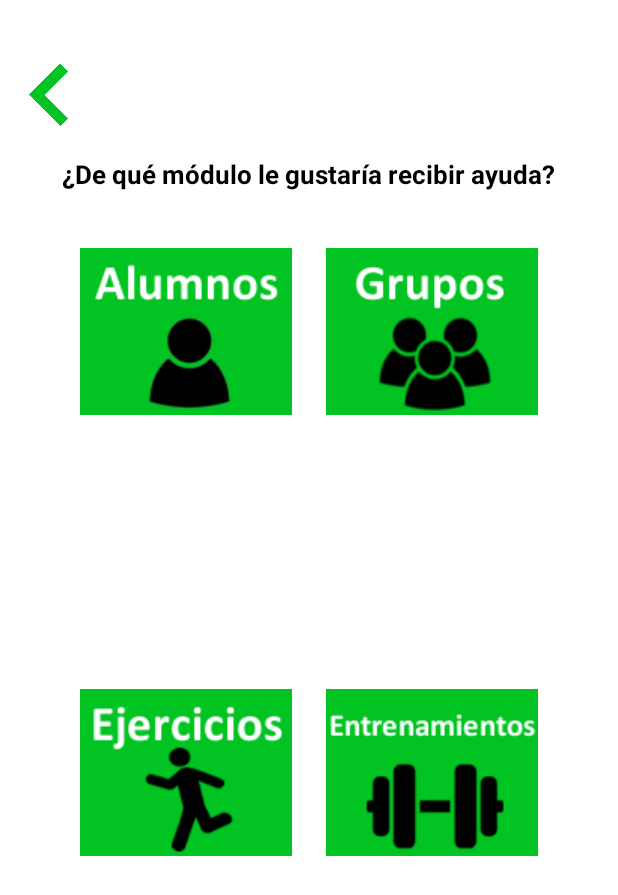
After one commit to victor-saru/ProyectoFinal, an Android app: the layout activity_ayuda.xml on its own in the app's theme, with its tools: preview values and no code run, on a phone screen of 412 x 824 dp. The commit adds this screen. Shown: the top 895 px of the screen. Run offline under Robolectric (Android 15) with nearby library versions, the phone set to English and light mode, and no system bars; network calls fail.

Commit message:
Ayuda empezada

```diff
--- /dev/null
+++ b/CoachManager/app/src/main/res/layout/activity_ayuda.xml
@@ -0,0 +1,76 @@
+<?xml version="1.0" encoding="utf-8"?>
+<RelativeLayout xmlns:android="http://schemas.android.com/apk/res/android"
+    xmlns:app="http://schemas.android.com/apk/res-auto"
+    xmlns:tools="http://schemas.android.com/tools"
+    android:layout_width="match_parent"
+    android:layout_height="match_parent"
+    tools:context="com.example.victo.coachmanager.AyudaActivity"
+    android:background="#FFFFFF">
+
+    <ImageView
+        android:id="@+id/btnVolverAyuda"
+        android:layout_width="34dp"
+        android:layout_height="44dp"
+        android:layout_alignParentStart="true"
+        android:layout_alignParentTop="true"
+        android:layout_marginStart="15dp"
+        android:layout_marginTop="42dp"
+        app:srcCompat="@drawable/flechaatras" />
+
+    <ImageButton
+        android:id="@+id/btnGruposAyuda"
+        android:layout_width="wrap_content"
+        android:layout_height="wrap_content"
+        android:layout_alignParentTop="true"
+        android:layout_alignStart="@+id/btnEntrenamientoAyuda"
+        android:layout_marginTop="162dp"
+        android:background="@drawable/ripple_effect"
+        android:padding="3dp"
+        android:src="@drawable/botongrupos" />
+
+    <ImageButton
+        android:id="@+id/btnEjerciciosAyuda"
+        android:layout_width="wrap_content"
+        android:layout_height="wrap_content"
+        android:layout_alignParentBottom="true"
+        android:layout_alignStart="@+id/btnAlumnosAyuda"
+        android:layout_marginBottom="250dp"
+        android:background="@drawable/ripple_effect"
+        android:padding="3dp"
+        android:src="@drawable/botonejercicios" />
+
+    <ImageButton
+        android:id="@+id/btnEntrenamientoAyuda"
+        android:layout_width="wrap_content"
+        android:layout_height="wrap_content"
+        android:layout_alignParentEnd="true"
+        android:layout_alignTop="@+id/btnEjerciciosAyuda"
+        android:layout_marginEnd="50dp"
+        android:background="@drawable/ripple_effect"
+        android:padding="3dp"
+        android:src="@drawable/botonentrenamientos" />
+
+    <ImageButton
+        android:id="@+id/btnAlumnosAyuda"
+        android:layout_width="wrap_content"
+        android:layout_height="wrap_content"
+        android:layout_alignParentStart="true"
+        android:layout_alignTop="@+id/btnGruposAyuda"
+        android:layout_marginStart="50dp"
+        android:background="@drawable/ripple_effect"
+        android:padding="3dp"
+        android:src="@drawable/botonalumnos" />
+
+    <TextView
+        android:id="@+id/lblAyuda"
+        android:layout_width="wrap_content"
+        android:layout_height="wrap_content"
+        android:layout_below="@+id/btnVolverAyuda"
+        android:layout_centerHorizontal="true"
+        android:layout_marginTop="18dp"
+        android:text="@string/lblAyuda"
+        android:textColor="@android:color/black"
+        android:textSize="17sp"
+        android:textStyle="bold" />
+
+</RelativeLayout>
--- a/CoachManager/app/src/main/res/values/strings.xml
+++ b/CoachManager/app/src/main/res/values/strings.xml
@@ -122,9 +122,11 @@
     <string name="GuardarCambios">Cambios guardados correctamente</string>
     <string name="btnAnyadirEntre">Añadir entrenamiento</string>
 
+    <!-- AyudaActivity -->
     <string name="Alumnos">Alumnos</string>
     <string name="Grupos">Grupos</string>
     <string name="Ejercicios">Ejercicios</string>
     <string name="Entrenamientos">Entrenamientos</string>
+    <string name="lblAyuda">¿De qué módulo le gustaría recibir ayuda?</string>
 
 </resources>
```
Also changed, not shown: CoachManager/app/src/main/java/com/example/victo/coachmanager/AyudaActivity.java (added, +60 -0 lines), CoachManager/app/src/main/java/com/example/victo/coachmanager/MenuActivity.java (+9 -0 lines), 2 other files.
